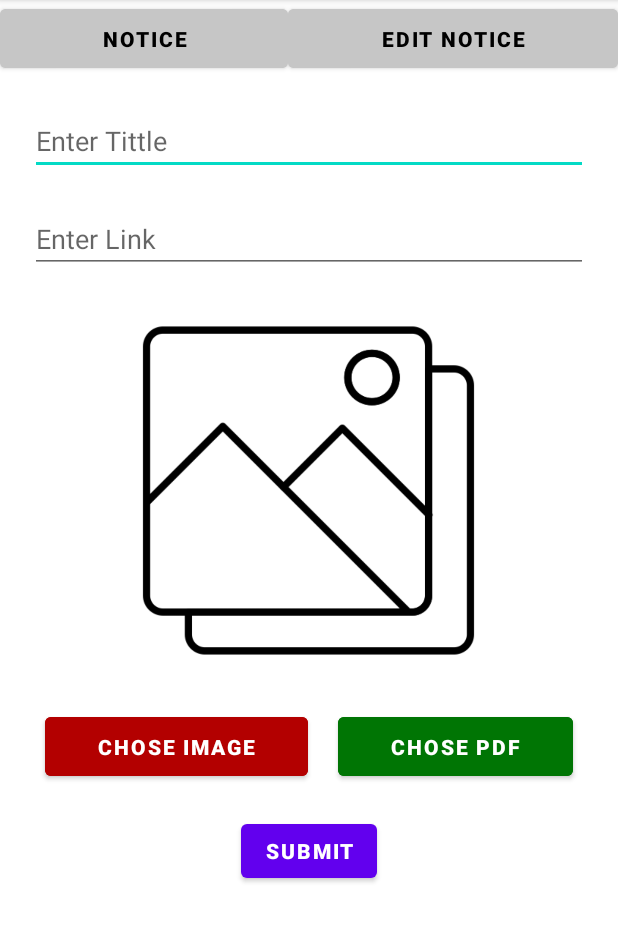
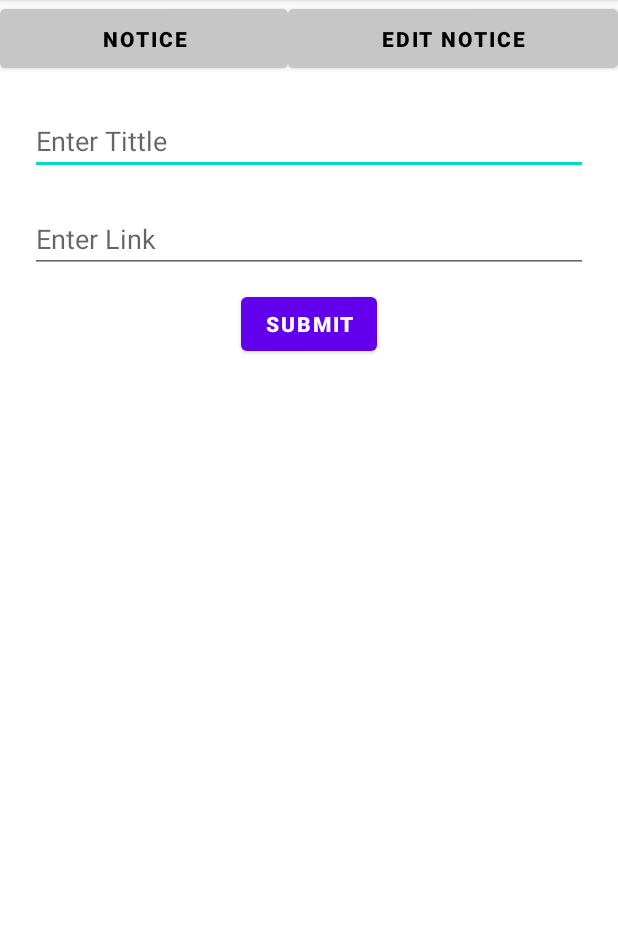
Before and after one commit to panditshruti/Sabaka-Sewak, an Android app: the Notice screen opened directly, with no data from a screen before it, after a tap on "SUBMIT", on a phone screen of 412 x 824 dp, the part 84-1026 px from its top. Run offline under Robolectric (Android 15) with nearby library versions, the phone set to English and light mode, and no system bars; our stand-ins replace Firebase (no records; nobody signed in at launch, a user with empty details on screens opened directly).

Commit message:
commit by shruti

```diff
--- a/app/src/main/java/com/example/backendsabkasewak/activity/Notice.kt
+++ b/app/src/main/java/com/example/backendsabkasewak/activity/Notice.kt
@@ -29,15 +29,14 @@ class Notice : AppCompatActivity() {
 
 
 
-
         database = FirebaseDatabase.getInstance().getReference().child("Notice")
 
-        binding.imgchoose1.setOnClickListener {
-            openGalleryForImage()
-        }
-        binding.pdfchoose.setOnClickListener {
-            openPdfFile()
-        }
+//        binding.imgchoose1.setOnClickListener {
+//            openGalleryForImage()
+//        }
+//        binding.pdfchoose.setOnClickListener {
+//            openPdfFile()
+//        }
 
         binding.submit.setOnClickListener {
             submitData()
@@ -51,36 +50,36 @@ class Notice : AppCompatActivity() {
 
     }
 
-    fun openGalleryForImage() {
-        val intent = Intent()
-        intent.type = "image/*"
-        intent.action = Intent.ACTION_GET_CONTENT
-        startActivityForResult(intent, 100)
-    }
+//    fun openGalleryForImage() {
+//        val intent = Intent()
+//        intent.type = "image/*"
+//        intent.action = Intent.ACTION_GET_CONTENT
+//        startActivityForResult(intent, 100)
+//    }
 
     override fun onActivityResult(requestCode: Int, resultCode: Int, data: Intent?) {
         super.onActivityResult(requestCode, resultCode, data)
         if (requestCode == 100 && resultCode == RESULT_OK) {
             imageUri = data?.data!!
-            binding.imgview.setImageURI(imageUri)
+//            binding.imgview.setImageURI(imageUri)
         } else if (requestCode == 200 && resultCode == RESULT_OK) {
             pdfUri = data?.data!!
-            binding.pdfchoose.tag = pdfUri.toString()
+//            binding.pdfchoose.tag = pdfUri.toString()
         }
     }
 
-    fun openPdfFile() {
-        val intent = Intent(Intent.ACTION_OPEN_DOCUMENT)
-        intent.addCategory(Intent.CATEGORY_OPENABLE)
-        intent.type = "application/pdf"
-        startActivityForResult(intent, 200)
-    }
+//    fun openPdfFile() {
+//        val intent = Intent(Intent.ACTION_OPEN_DOCUMENT)
+//        intent.addCategory(Intent.CATEGORY_OPENABLE)
+//        intent.type = "application/pdf"
+//        startActivityForResult(intent, 200)
+//    }
 
     fun submitData() {
         val title = binding.tittle.text.toString()
         val link = binding.link.text.toString()
-        val imageUriString = binding.imgview.tag?.toString() ?: ""
-        val pdfUriString = binding.pdfchoose.tag?.toString() ?: ""
+//        val imageUriString = binding.imgview.tag?.toString() ?: ""
+//        val pdfUriString = binding.pdfchoose.tag?.toString() ?: ""
 
         val progressDialog = ProgressDialog(this)
         progressDialog.setMessage("Uploading file...")
@@ -100,7 +99,7 @@ class Notice : AppCompatActivity() {
                     // Image uploaded successfully, get the download URL
                     imageStorageReference.downloadUrl.addOnSuccessListener { imageDownloadUri ->
                         // Save image URL to Realtime Database
-                        saveToDatabase(title, link, imageDownloadUri.toString(), pdfUriString, progressDialog)
+                        saveToDatabase(title, link, imageDownloadUri.toString(), "pdfUriString", progressDialog)
                     }
                 }
                 .addOnFailureListener {
@@ -110,7 +109,7 @@ class Notice : AppCompatActivity() {
                 }
         } else {
             // Image is not explicitly selected, upload text and link only
-            saveToDatabase(title, link, imageUriString, pdfUriString, progressDialog)
+            saveToDatabase(title, link, "imageUriString", "pdfUriString", progressDialog)
         }
     }
 
@@ -141,11 +140,11 @@ class Notice : AppCompatActivity() {
 
                                     // Clear image view only if a new image is selected
                                     if (::imageUri.isInitialized ) {
-                                        binding.imgview.setImageResource(R.drawable.gallary)
-                                        binding.imgview.tag = null
+//                                        binding.imgview.setImageResource(R.drawable.gallary)
+//                                        binding.imgview.tag = null
                                     }
 
-                                    binding.pdfchoose.tag = null
+//                                    binding.pdfchoose.tag = null
 
                                     progressDialog.dismiss()
                                 }
@@ -173,11 +172,11 @@ class Notice : AppCompatActivity() {
 
                         // Clear image view only if a new image is selected
                         if (::imageUri.isInitialized ) {
-                            binding.imgview.setImageResource(R.drawable.gallary)
-                            binding.imgview.tag = null
+//                            binding.imgview.setImageResource(R.drawable.gallary)
+//                            binding.imgview.tag = null
                         }
 
-                        binding.pdfchoose.tag = null
+//                        binding.pdfchoose.tag = null
 
                         progressDialog.dismiss()
                     }
--- a/app/src/main/res/layout/activity_main.xml
+++ b/app/src/main/res/layout/activity_main.xml
@@ -96,8 +96,6 @@
 
 
         </LinearLayout>
-
-
         <LinearLayout
             android:layout_width="match_parent"
             android:layout_height="wrap_content"
--- a/app/src/main/res/layout/activity_notice.xml
+++ b/app/src/main/res/layout/activity_notice.xml
@@ -74,49 +74,49 @@
         android:layout_margin="10dp"
         />
 
-    <ImageView
-        android:layout_width="250dp"
-        android:layout_height="250dp"
-        android:layout_marginTop="10dp"
-        android:src="@drawable/gallary"
-        android:layout_gravity="center"
-        android:id="@+id/imgview"
-        />
+<!--    <ImageView-->
+<!--        android:layout_width="250dp"-->
+<!--        android:layout_height="250dp"-->
+<!--        android:layout_marginTop="10dp"-->
+<!--        android:src="@drawable/gallary"-->
+<!--        android:layout_gravity="center"-->
+<!--        android:id="@+id/imgview"-->
+<!--        />-->
 
-<LinearLayout
-    android:layout_width="match_parent"
-    android:layout_height="wrap_content"
-    android:layout_gravity="center"
-    android:gravity="center"
-    android:layout_margin="10dp"
-    android:orientation="horizontal"
-    >
-    <Button
-        android:layout_width="wrap_content"
-        android:layout_height="wrap_content"
-        android:text="Chose Image"
-        android:layout_margin="10dp"
-        android:layout_weight="1"
-        android:backgroundTint="#B30000"
-        android:padding="10dp"
-        android:textStyle="bold"
-        android:layout_gravity="center"
-        android:id="@+id/imgchoose1"
-        />
-    <Button
-        android:layout_width="wrap_content"
-        android:layout_height="wrap_content"
-        android:text="Chose pdf"
-        android:layout_margin="10dp"
-        android:backgroundTint="#007504"
-        android:layout_weight="1"
-        android:textStyle="bold"
-        android:padding="10dp"
-        android:layout_gravity="center"
-        android:id="@+id/pdfchoose"
-        />
+<!--<LinearLayout-->
+<!--    android:layout_width="match_parent"-->
+<!--    android:layout_height="wrap_content"-->
+<!--    android:layout_gravity="center"-->
+<!--    android:gravity="center"-->
+<!--    android:layout_margin="10dp"-->
+<!--    android:orientation="horizontal"-->
+<!--    >-->
+<!--    <Button-->
+<!--        android:layout_width="wrap_content"-->
+<!--        android:layout_height="wrap_content"-->
+<!--        android:text="Chose Image"-->
+<!--        android:layout_margin="10dp"-->
+<!--        android:layout_weight="1"-->
+<!--        android:backgroundTint="#B30000"-->
+<!--        android:padding="10dp"-->
+<!--        android:textStyle="bold"-->
+<!--        android:layout_gravity="center"-->
+<!--        android:id="@+id/imgchoose1"-->
+<!--        />-->
+<!--    <Button-->
+<!--        android:layout_width="wrap_content"-->
+<!--        android:layout_height="wrap_content"-->
+<!--        android:text="Chose pdf"-->
+<!--        android:layout_margin="10dp"-->
+<!--        android:backgroundTint="#007504"-->
+<!--        android:layout_weight="1"-->
+<!--        android:textStyle="bold"-->
+<!--        android:padding="10dp"-->
+<!--        android:layout_gravity="center"-->
+<!--        android:id="@+id/pdfchoose"-->
+<!--        />-->
 
-</LinearLayout>
+<!--</LinearLayout>-->
     <Button
         android:layout_width="wrap_content"
         android:layout_height="wrap_content"
```
Also changed, not shown: app/src/main/java/com/example/backendsabkasewak/activity/News.kt (+18 -18 lines), app/src/main/java/com/example/backendsabkasewak/activity/Result.kt (+16 -16 lines), app/src/main/res/layout/activity_news.xml (+41 -41 lines), app/src/main/res/layout/activity_result.xml (+41 -41 lines).
